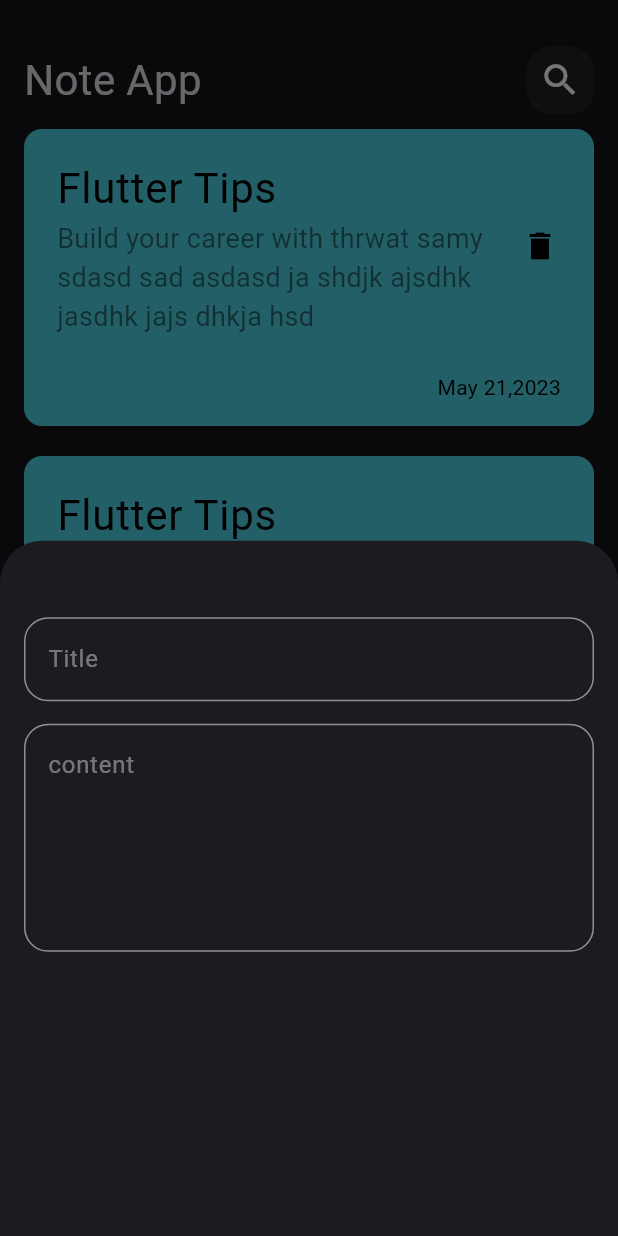
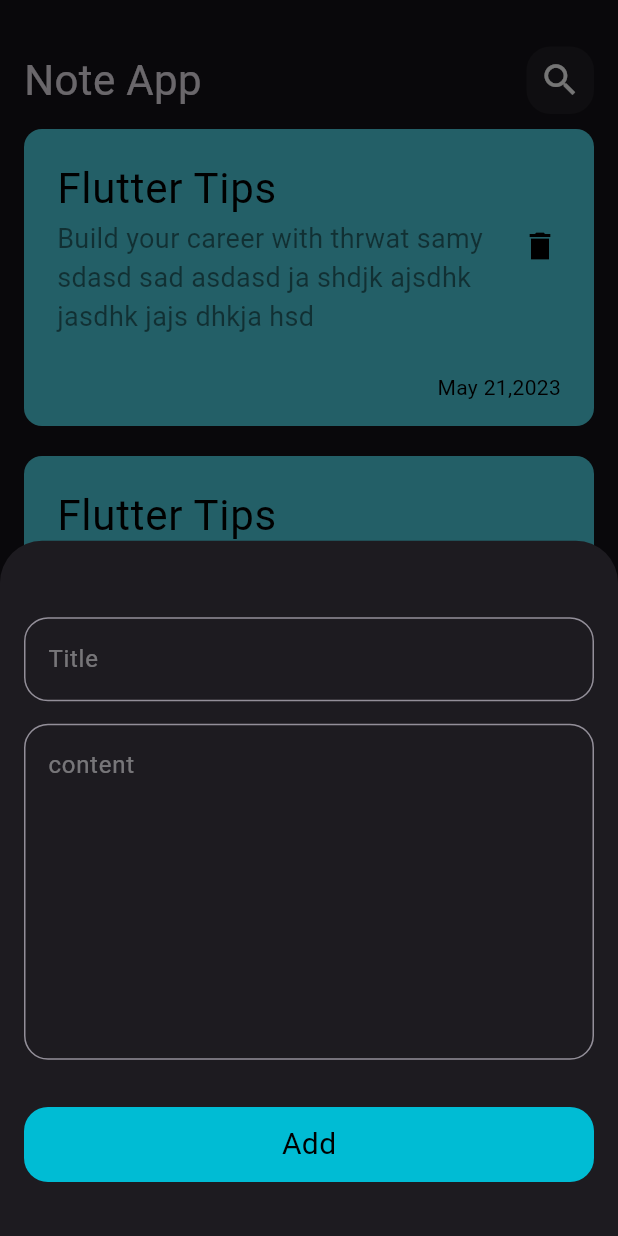
Before and after one commit to yousefsama/Notes_App, a Flutter app: the screen it shows after launch, after a tap on the "add" icon, on a phone screen of 412 x 824 dp. Run offline on Flutter 3.47's test engine with Material 3 defaults, Android fonts, the phone set to English and light mode, and no system bars.

Commit message:
add custom buttom

```diff
--- a/lib/Views/CustomViewsHelper/AddNoteButtomSheet.dart
+++ b/lib/Views/CustomViewsHelper/AddNoteButtomSheet.dart
@@ -1,4 +1,5 @@
 import 'package:flutter/material.dart';
+import 'package:noteapp/Widgets/CustomButtom.dart';
 import 'package:noteapp/Widgets/CustomTextField.dart';
 
 class AddNoteButtomSheet extends StatelessWidget {
@@ -17,7 +18,12 @@ class AddNoteButtomSheet extends StatelessWidget {
           SizedBox(
             height: 15,
           ),
-          CustomTextField(hint: 'content', maxlines: 5),
+          CustomTextField(hint: 'content', maxlines: 8),
+          Spacer(),
+          CustomButtom(),
+          SizedBox(
+            height: 20,
+          ),
         ],
       ),
     );
--- /dev/null
+++ b/lib/Widgets/CustomButtom.dart
@@ -0,0 +1,20 @@
+import 'package:flutter/material.dart';
+
+class CustomButtom extends StatelessWidget {
+  const CustomButtom({super.key});
+
+  @override
+  Widget build(BuildContext context) {
+    return Container(
+      width: double.infinity,
+      height: 50,
+      decoration: BoxDecoration(
+          borderRadius: BorderRadius.circular(16), color: Colors.cyan),
+      child: Center(
+          child: Text(
+        'Add',
+        style: TextStyle(color: Colors.black, fontSize: 20),
+      )),
+    );
+  }
+}
```
